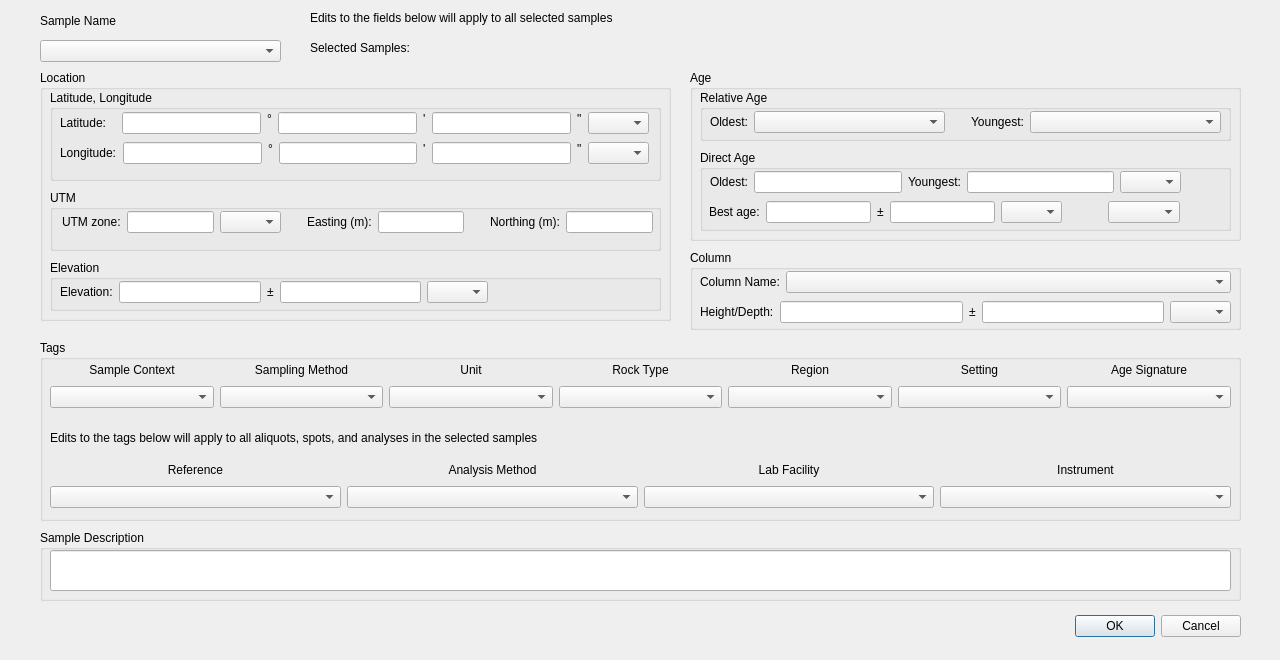
The window that ui/SampleInformation.ui (kathrynmetcalf/GeoCORK) describes before a commit, drawn with Qt 5.
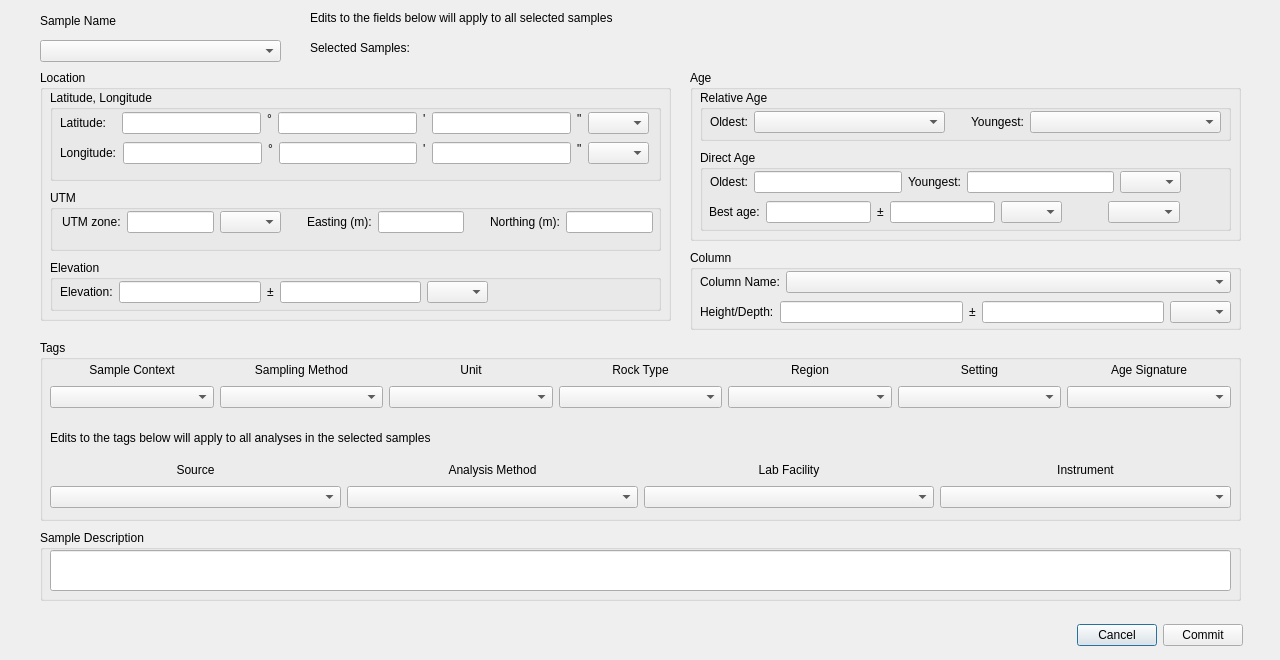
The same window after the commit. Custom widgets are drawn as their Qt base class.

Commit message: Fixed setting text for relative age comboboxes Set framework for updating data based on user selections, but not implemented yet Set framework for deleting a sample, but not implemented yet either

```diff
--- a/ui/SampleInformation.ui
+++ b/ui/SampleInformation.ui
@@ -13,22 +13,6 @@
   <property name="windowTitle">
    <string>Dialog</string>
   </property>
-  <widget class="QDialogButtonBox" name="buttonBox">
-   <property name="geometry">
-    <rect>
-     <x>900</x>
-     <y>610</y>
-     <width>341</width>
-     <height>32</height>
-    </rect>
-   </property>
-   <property name="orientation">
-    <enum>Qt::Horizontal</enum>
-   </property>
-   <property name="standardButtons">
-    <set>QDialogButtonBox::Cancel|QDialogButtonBox::Ok</set>
-   </property>
-  </widget>
   <widget class="QLabel" name="sample_name_label">
    <property name="geometry">
     <rect>
@@ -738,7 +722,7 @@
      </rect>
     </property>
     <property name="text">
-     <string>Edits to the tags below will apply to all aliquots, spots, and analyses in the selected samples</string>
+     <string>Edits to the tags below will apply to all analyses in the selected samples</string>
     </property>
    </widget>
    <widget class="QWidget" name="layoutWidget_7">
@@ -756,7 +740,7 @@
        <item>
         <widget class="QLabel" name="reference_label">
          <property name="text">
-          <string>Reference</string>
+          <string>Source</string>
          </property>
          <property name="alignment">
           <set>Qt::AlignCenter</set>
@@ -1002,6 +986,45 @@
     <string>Edits to the fields below will apply to all selected samples</string>
    </property>
   </widget>
+  <widget class="QWidget" name="">
+   <property name="geometry">
+    <rect>
+     <x>42</x>
+     <y>620</y>
+     <width>1201</width>
+     <height>30</height>
+    </rect>
+   </property>
+   <layout class="QHBoxLayout" name="horizontalLayout_12">
+    <item>
+     <spacer name="horizontalSpacer_5">
+      <property name="orientation">
+       <enum>Qt::Horizontal</enum>
+      </property>
+      <property name="sizeHint" stdset="0">
+       <size>
+        <width>998</width>
+        <height>20</height>
+       </size>
+      </property>
+     </spacer>
+    </item>
+    <item>
+     <widget class="QPushButton" name="cancel_pushButton">
+      <property name="text">
+       <string>Cancel</string>
+      </property>
+     </widget>
+    </item>
+    <item>
+     <widget class="QPushButton" name="commit_pushButton">
+      <property name="text">
+       <string>Commit</string>
+      </property>
+     </widget>
+    </item>
+   </layout>
+  </widget>
  </widget>
  <customwidgets>
   <customwidget>
```
Left out of the diff: 44 changed lines with no effect on the pictures. The commit also changes 3 other files.
